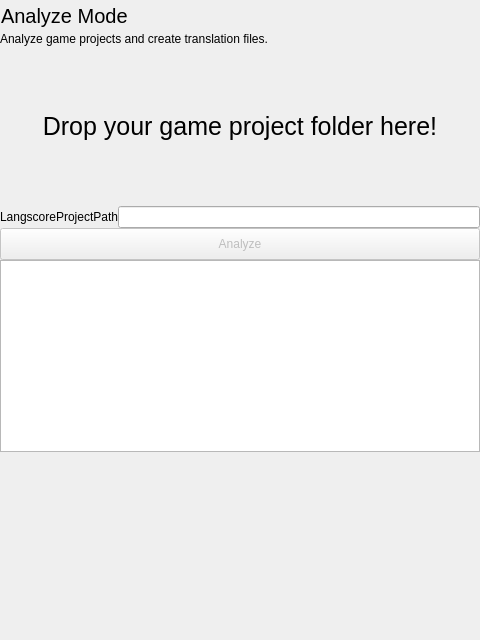
Old version of the form src/ui/MainComponent.ui in the repository MUkoutyan/langscore-app.
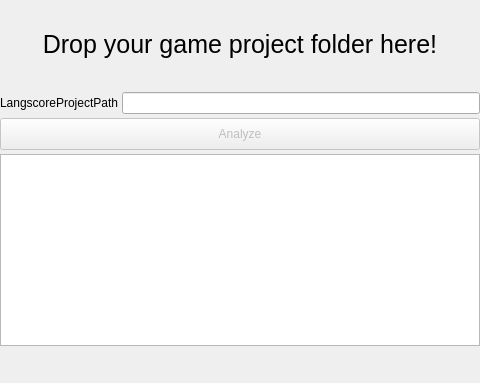
New version of the form.

Commit message: 解析モードのダイアログ化に対応中

The edit to the form file:
```diff
--- a/src/ui/MainComponent.ui
+++ b/src/ui/MainComponent.ui
@@ -1,13 +1,13 @@
 <?xml version="1.0" encoding="UTF-8"?>
 <ui version="4.0">
- <class>MainComponent</class>
- <widget class="QWidget" name="MainComponent">
+ <class>AnalyzeDialog</class>
+ <widget class="QDialog" name="AnalyzeDialog">
   <property name="geometry">
    <rect>
     <x>0</x>
     <y>0</y>
     <width>480</width>
-    <height>640</height>
+    <height>383</height>
    </rect>
   </property>
   <property name="sizePolicy">
@@ -24,7 +24,7 @@
   </property>
   <layout class="QVBoxLayout" name="verticalLayout">
    <property name="spacing">
-    <number>0</number>
+    <number>4</number>
    </property>
    <property name="leftMargin">
     <number>0</number>
@@ -38,65 +38,15 @@
    <property name="bottomMargin">
     <number>0</number>
    </property>
-   <item>
-    <widget class="QStackedWidget" name="base">
-     <widget class="QWidget" name="basePage1">
-      <layout class="QVBoxLayout" name="verticalLayout_2">
-       <property name="spacing">
-        <number>0</number>
-       </property>
-       <property name="leftMargin">
-        <number>0</number>
-       </property>
-       <property name="topMargin">
-        <number>0</number>
-       </property>
-       <property name="rightMargin">
-        <number>0</number>
-       </property>
-       <property name="bottomMargin">
-        <number>0</number>
-       </property>
-       <item>
-        <widget class="QPushButton" name="pushButton">
-         <property name="font">
-          <font>
-           <pointsize>15</pointsize>
-          </font>
-         </property>
-         <property name="styleSheet">
-          <string notr="true">text-align:left</string>
-         </property>
-         <property name="text">
-          <string>Analyze Mode</string>
-         </property>
-         <property name="checkable">
-          <bool>true</bool>
-         </property>
-         <property name="flat">
-          <bool>true</bool>
-         </property>
-        </widget>
-       </item>
-       <item>
-        <widget class="QLabel" name="modeDesc">
-         <property name="text">
-          <string extracomment="ゲームプロジェクトを解析して翻訳ファイルを作成します">Analyze game projects and create translation files.</string>
-         </property>
-        </widget>
-       </item>
        <item>
         <spacer name="verticalSpacer_3">
          <property name="orientation">
           <enum>Qt::Vertical</enum>
          </property>
-         <property name="sizeType">
-          <enum>QSizePolicy::Expanding</enum>
-         </property>
          <property name="sizeHint" stdset="0">
           <size>
            <width>20</width>
-           <height>12</height>
+       <height>19</height>
           </size>
          </property>
         </spacer>
@@ -124,7 +74,7 @@
          <property name="sizeHint" stdset="0">
           <size>
            <width>20</width>
-           <height>40</height>
+       <height>25</height>
           </size>
          </property>
         </spacer>
@@ -190,14 +140,10 @@
          <property name="sizeHint" stdset="0">
           <size>
            <width>20</width>
-           <height>188</height>
+       <height>37</height>
           </size>
          </property>
         </spacer>
-       </item>
-      </layout>
-     </widget>
-    </widget>
    </item>
   </layout>
  </widget>
```
Left out of the diff: 24 changed lines with no effect on the pictures. Lines whose indentation alone changed are shown as unchanged. The commit also changes 8 other files.
